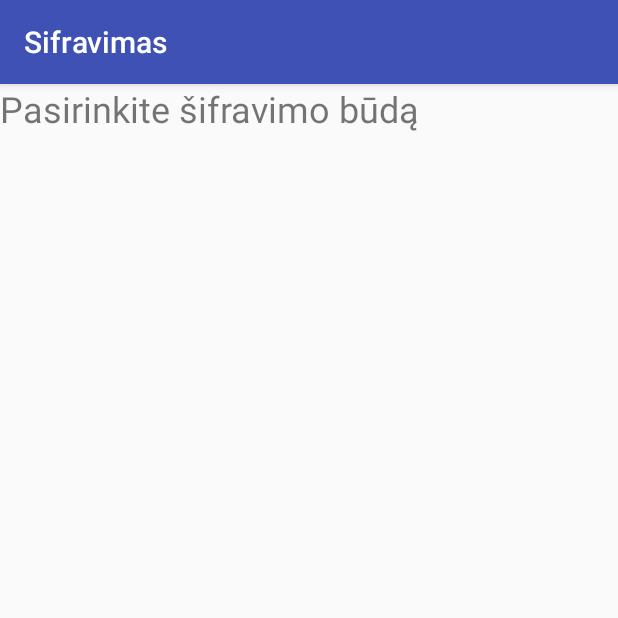
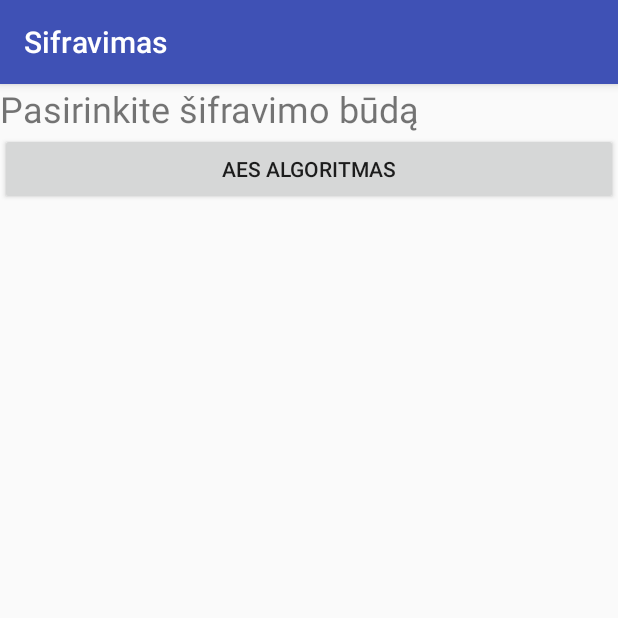
Before and after one commit to MartynaLapinskaite/Sifravimas, an Android app: the screen it shows after launch (MainActivity), on a phone screen of 412 x 824 dp, the top half of it. Run offline under Robolectric (Android 15) with nearby library versions, the phone set to English and light mode, and no system bars.

Commit message:
is pirmo lango perejimas i aes algoritmo langa

```diff
--- a/app/src/main/AndroidManifest.xml
+++ b/app/src/main/AndroidManifest.xml
@@ -16,6 +16,7 @@
                 <category android:name="android.intent.category.LAUNCHER" />
             </intent-filter>
         </activity>
+        <activity android:name=".Pirmas"></activity>
     </application>
 
 </manifest>
--- a/app/src/main/java/com/example/martyna/sifravimas/MainActivity.java
+++ b/app/src/main/java/com/example/martyna/sifravimas/MainActivity.java
@@ -2,12 +2,28 @@ package com.example.martyna.sifravimas;
 
 import android.support.v7.app.AppCompatActivity;
 import android.os.Bundle;
+import android.view.View;
+import android.widget.Button;
+import android.content.Intent;
 
 public class MainActivity extends AppCompatActivity {
+    private Button aes;
 
     @Override
     protected void onCreate(Bundle savedInstanceState) {
         super.onCreate(savedInstanceState);
         setContentView(R.layout.activity_main);
+
+        aes = (Button) findViewById(R.id.aes);
+        aes.setOnClickListener(new View.OnClickListener(){
+            @Override
+            public void onClick(View v){
+                openPirmas();
+            }
+        });
+    }
+    public void openPirmas(){
+        Intent intent = new Intent(this, Pirmas.class);
+        startActivity(intent);
     }
 }
--- a/app/src/main/res/layout/activity_main.xml
+++ b/app/src/main/res/layout/activity_main.xml
@@ -1,22 +1,22 @@
 <?xml version="1.0" encoding="utf-8"?>
-<android.support.constraint.ConstraintLayout xmlns:android="http://schemas.android.com/apk/res/android"
-    xmlns:app="http://schemas.android.com/apk/res-auto"
-    xmlns:tools="http://schemas.android.com/tools"
+<LinearLayout xmlns:android="http://schemas.android.com/apk/res/android"
     android:layout_width="match_parent"
     android:layout_height="match_parent"
-    tools:context=".MainActivity">
+    android:orientation="vertical">
+
 
     <TextView
         android:id="@+id/textView"
         android:layout_width="match_parent"
         android:layout_height="wrap_content"
-        android:text="Pasirinkite šifravimo būdą"
+        android:text="@string/pasirinkite_ifravimo_b_d"
         android:textSize="24sp" />
 
-    <LinearLayout
-        android:layout_width="wrap_content"
-        android:layout_height="match_parent"
-        android:orientation="vertical"
-        app:layout_constraintTop_toBottomOf="@+id/textView"
-        tools:layout_editor_absoluteX="0dp"></LinearLayout>
-</android.support.constraint.ConstraintLayout>
+    <Button
+        android:id="@+id/aes"
+        android:layout_width="match_parent"
+        android:layout_height="wrap_content"
+        android:text="@string/aes_algoritmas" />
+
+
+</LinearLayout>
--- a/app/src/main/res/layout/sarasas.xml
+++ /dev/null
@@ -1,6 +0,0 @@
-<?xml version="1.0" encoding="utf-8"?>
-<android.support.constraint.ConstraintLayout
-    xmlns:android="http://schemas.android.com/apk/res/android" android:layout_width="match_parent"
-    android:layout_height="match_parent">
-
-</android.support.constraint.ConstraintLayout>
--- a/app/src/main/res/values/strings.xml
+++ b/app/src/main/res/values/strings.xml
@@ -1,3 +1,6 @@
 <resources>
     <string name="app_name">Sifravimas</string>
+    <string name="pasirinkite_ifravimo_b_d">Pasirinkite šifravimo būdą</string>
+    <string name="button">Button</string>
+    <string name="aes_algoritmas">AES algoritmas</string>
 </resources>
--- a/build.gradle
+++ b/build.gradle
@@ -7,7 +7,7 @@ buildscript {
         jcenter()
     }
     dependencies {
-        classpath 'com.android.tools.build:gradle:3.1.4'
+        classpath 'com.android.tools.build:gradle:3.2.0'
 
 
         // NOTE: Do not place your application dependencies here; they belong
```
Also changed, not shown: app/src/main/java/com/example/martyna/sifravimas/Pirmas.java (added, +13 -0 lines), gradle/wrapper/gradle-wrapper.properties.
